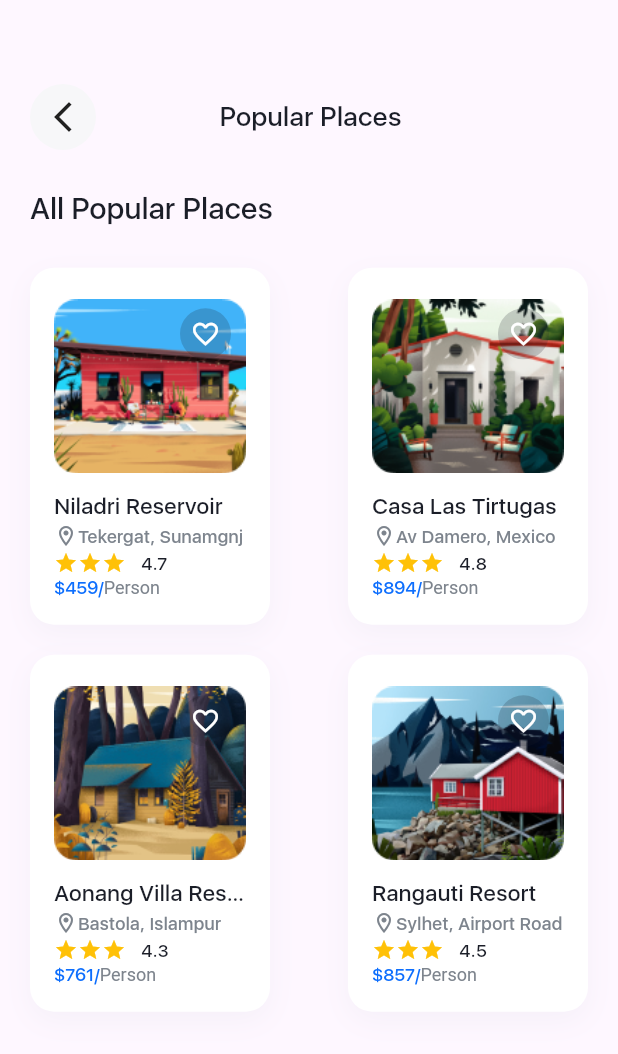
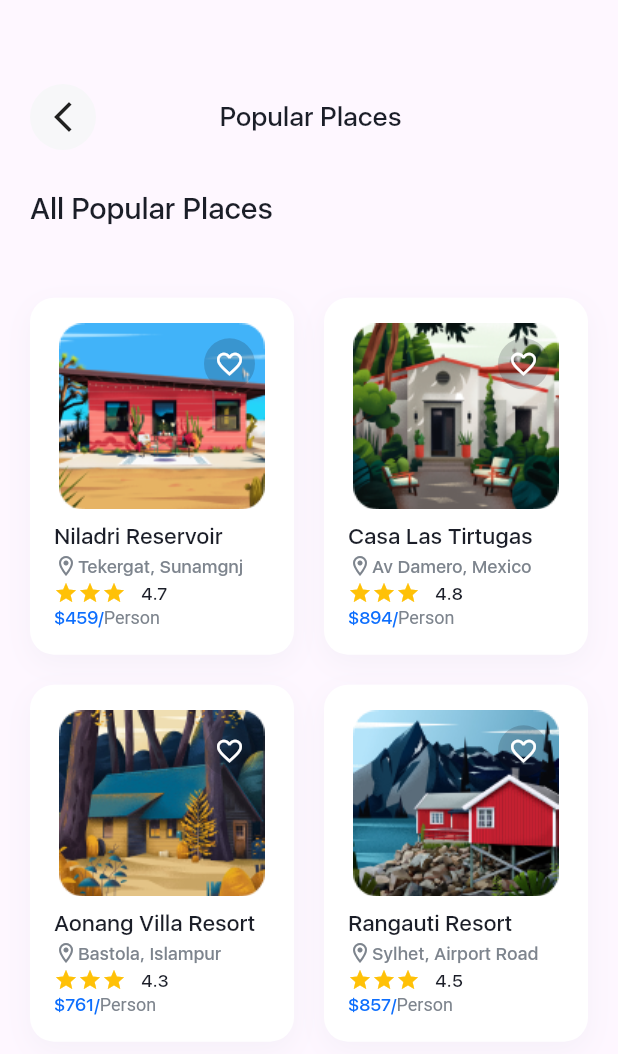
Before and after one commit to obidkhandev/homework---14-UI, a Flutter app: the PopularPlacesScreenUi14 screen opened directly, on a phone screen of 412 x 824 dp. Shown: the top 1054 px of the screen. Run offline on Flutter 3.47's test engine with Material 3 defaults, Android fonts, the phone set to English and light mode, and no system bars; our stand-ins replace fl_chart, flutter_svg, persistent_bottom_nav_bar.

Commit message:
grid view

```diff
--- a/lib/ui_14/pages/popular_places/popular_places_screen.dart
+++ b/lib/ui_14/pages/popular_places/popular_places_screen.dart
@@ -42,9 +42,15 @@ class PopularPlacesScreenUi14 extends StatelessWidget {
                 ),
               ),
               SizedBox(height: size.height * 0.03),
-              const Row(
-                mainAxisAlignment: MainAxisAlignment.spaceBetween,
-                children: [
+              const SizedBox(height: 20),
+              GridView(
+                shrinkWrap: true,
+                gridDelegate: SliverGridDelegateWithFixedCrossAxisCount(
+                    crossAxisCount: 2,
+                    mainAxisExtent: 238,
+                    mainAxisSpacing: 20,
+                    crossAxisSpacing: 20),
+                children: const [
                   PopularPlacesCard(
                     image: "assets/ui_14/images/Rectangle 838.png",
                     title: "Niladri Reservoir",
@@ -59,12 +65,6 @@ class PopularPlacesScreenUi14 extends StatelessWidget {
                     rating: 4.8,
                     price: 894,
                   ),
-                ],
-              ),
-              const SizedBox(height: 20),
-              const Row(
-                mainAxisAlignment: MainAxisAlignment.spaceBetween,
-                children: [
                   PopularPlacesCard(
                     image: "assets/ui_14/images/Rectangle 838 (2).png",
                     title: "Aonang Villa Resort",
```
